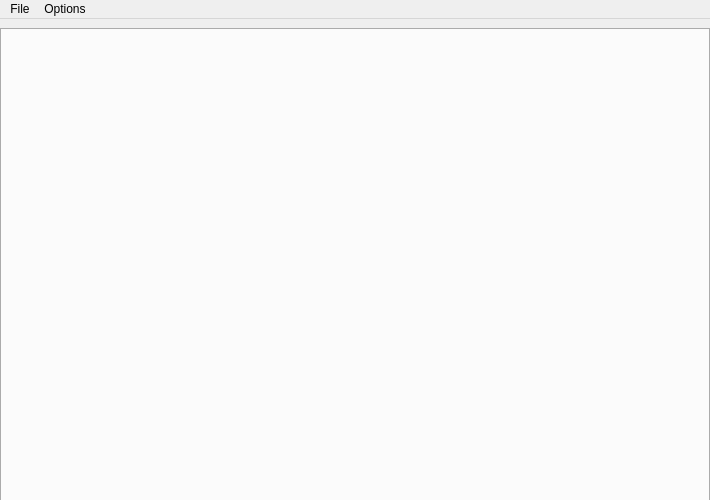
Before: the Qt Designer form mainwindow.ui in KaiDrange/OctaChainer, drawn with Qt 5.
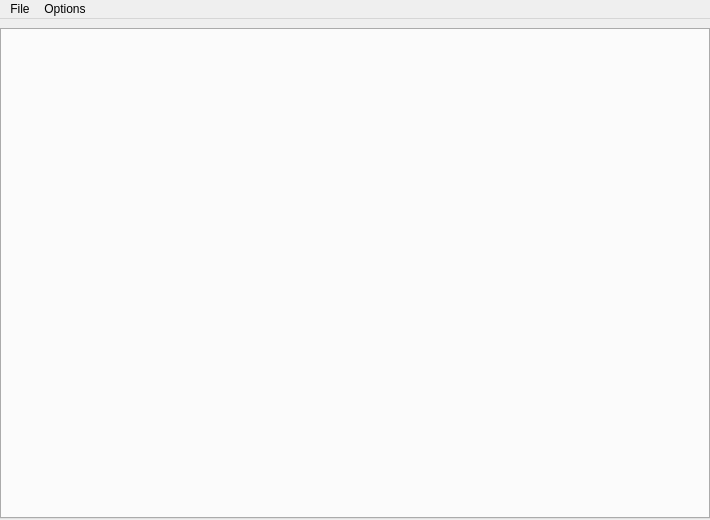
After: the same form once the commit is applied.

```diff
--- a/mainwindow.ui
+++ b/mainwindow.ui
@@ -7,19 +7,19 @@
     <x>0</x>
     <y>0</y>
     <width>710</width>
-    <height>500</height>
+    <height>520</height>
    </rect>
   </property>
   <property name="minimumSize">
    <size>
     <width>710</width>
-    <height>500</height>
+    <height>520</height>
    </size>
   </property>
   <property name="maximumSize">
    <size>
     <width>710</width>
-    <height>500</height>
+    <height>520</height>
    </size>
   </property>
   <property name="windowTitle">
```
Left out of the diff: 4 changed lines with no effect on the pictures.
